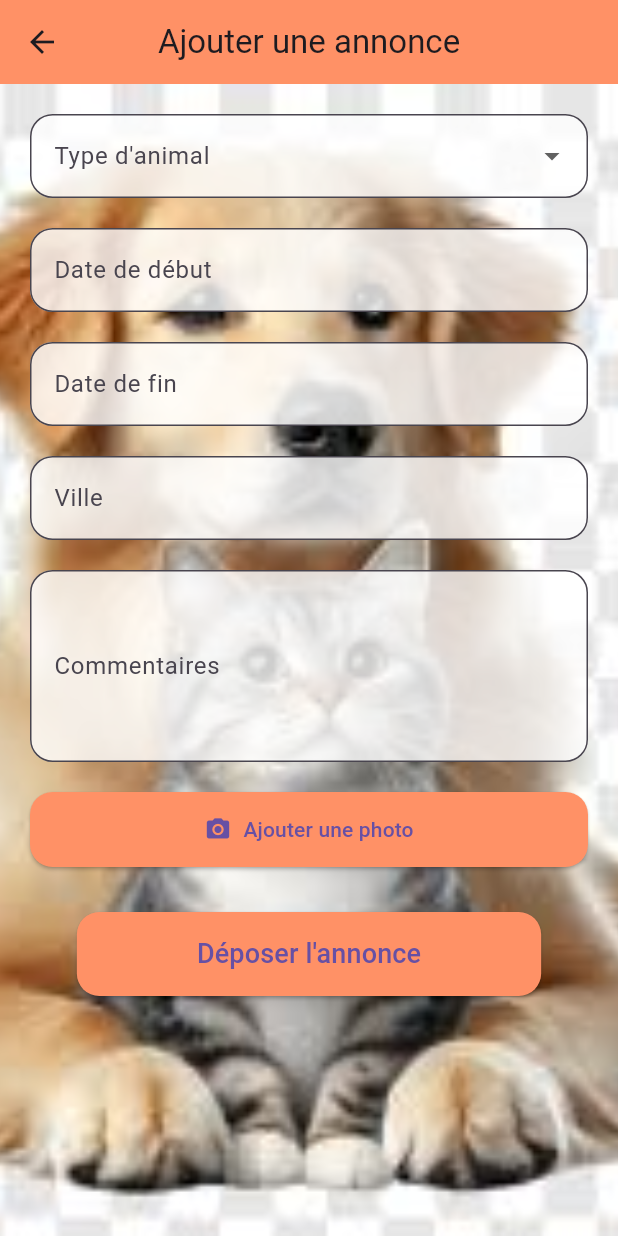
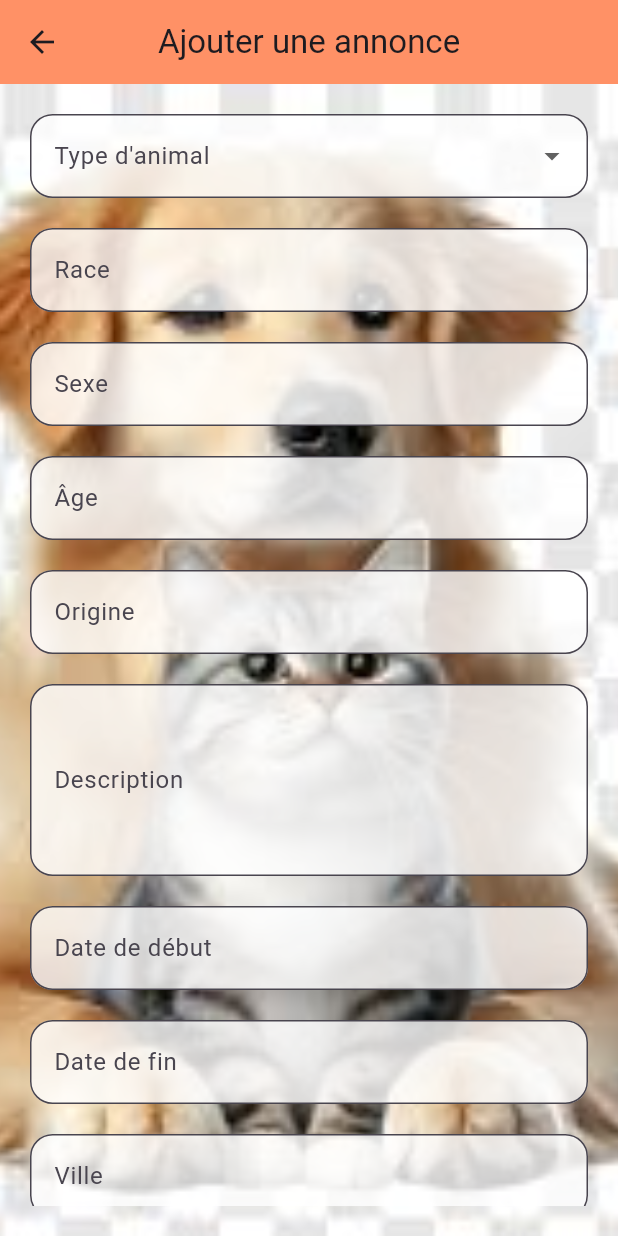
Before and after one commit to khachchab/pets-garden, a Flutter app: the PostAdScreen screen opened directly, on a phone screen of 412 x 824 dp. Run offline on Flutter 3.47's test engine with Material 3 defaults, Android fonts, the light colour scheme and no system bars; our stand-ins replace image_picker.

Commit message:
annonce com

```diff
--- a/FO-pets-garden/lib/Screen/annonce/annonce.dart
+++ b/FO-pets-garden/lib/Screen/annonce/annonce.dart
@@ -13,6 +13,11 @@ class PostAdScreen extends StatefulWidget {
 class _PostAdScreenState extends State<PostAdScreen> {
   final _formKey = GlobalKey<FormState>();
   String? petType;
+  String? breed;
+  String? sex;
+  String? age;
+  String? origin;
+  String? description;
   DateTime? startDate;
   DateTime? endDate;
   String? city;
@@ -68,6 +73,111 @@ class _PostAdScreenState extends State<PostAdScreen> {
                         return "Veuillez sélectionner un type d'animal";
                       }
                       return null;
+                    },
+                  ),
+                  const SizedBox(height: 20),
+
+                  // Breed Field
+                  TextFormField(
+                    decoration: InputDecoration(
+                      labelText: "Race",
+                      border: OutlineInputBorder(
+                        borderRadius: BorderRadius.circular(15),
+                      ),
+                      filled: true,
+                      fillColor: Colors.white.withOpacity(0.8),
+                    ),
+                    validator: (value) {
+                      if (value == null || value.isEmpty) {
+                        return "Veuillez entrer la race de l'animal";
+                      }
+                      return null;
+                    },
+                    onSaved: (value) {
+                      breed = value;
+                    },
+                  ),
+                  const SizedBox(height: 20),
+
+                  // Sex Field
+                  TextFormField(
+                    decoration: InputDecoration(
+                      labelText: "Sexe",
+                      border: OutlineInputBorder(
+                        borderRadius: BorderRadius.circular(15),
+                      ),
+                      filled: true,
+                      fillColor: Colors.white.withOpacity(0.8),
+                    ),
+                    validator: (value) {
+                      if (value == null || value.isEmpty) {
+                        return "Veuillez entrer le sexe de l'animal";
+                      }
+                      return null;
+                    },
+                    onSaved: (value) {
+                      sex = value;
+                    },
+                  ),
+                  const SizedBox(height: 20),
+
+                  // Age Field
+                  TextFormField(
+                    decoration: InputDecoration(
+                      labelText: "Âge",
+                      border: OutlineInputBorder(
+                        borderRadius: BorderRadius.circular(15),
+                      ),
+                      filled: true,
+                      fillColor: Colors.white.withOpacity(0.8),
+                    ),
+                    validator: (value) {
+                      if (value == null || value.isEmpty) {
+                        return "Veuillez entrer l'âge de l'animal";
+                      }
+                      return null;
+                    },
+                    onSaved: (value) {
+                      age = value;
+                    },
+                  ),
+                  const SizedBox(height: 20),
+
+                  // Origin Field
+                  TextFormField(
+                    decoration: InputDecoration(
+                      labelText: "Origine",
+                      border: OutlineInputBorder(
+                        borderRadius: BorderRadius.circular(15),
+                      ),
+                      filled: true,
+                      fillColor: Colors.white.withOpacity(0.8),
+                    ),
+                    validator: (value) {
+                      if (value == null || value.isEmpty) {
+                        return "Veuillez entrer l'origine de l'animal";
+                      }
+                      return null;
+                    },
+                    onSaved: (value) {
+                      origin = value;
+                    },
+                  ),
+                  const SizedBox(height: 20),
+
+                  // Description Field
+                  TextFormField(
+                    maxLines: 4,
+                    decoration: InputDecoration(
+                      labelText: "Description",
+                      border: OutlineInputBorder(
+                        borderRadius: BorderRadius.circular(15),
+                      ),
+                      filled: true,
+                      fillColor: Colors.white.withOpacity(0.8),
+                    ),
+                    onSaved: (value) {
+                      description = value;
                     },
                   ),
                   const SizedBox(height: 20),
```
